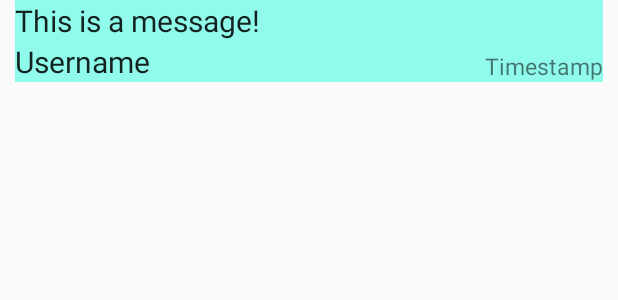
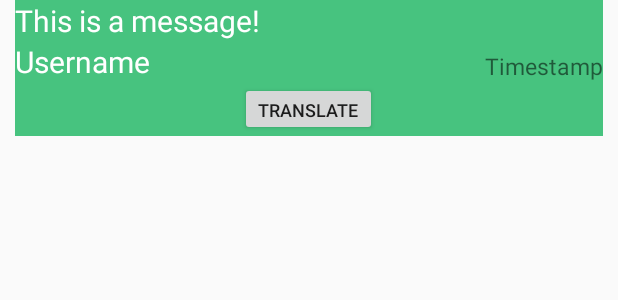
Before and after one commit to KarlMarx4701/Huh, an Android app: the layout message.xml on its own in the app's theme, with its tools: preview values and no code run, on a phone screen of 412 x 824 dp. Shown: the top 300 px of the screen. Run offline under Robolectric (Android 15) with nearby library versions, the light colour scheme and no system bars.

Commit message:
Finished project. Needs refactoring and polishing.

```diff
--- a/app/src/main/java/edu/bklawsonbsu/huh/GroupViewHolder.java
+++ b/app/src/main/java/edu/bklawsonbsu/huh/GroupViewHolder.java
@@ -55,5 +55,4 @@ public class GroupViewHolder extends RecyclerView.ViewHolder{
             groupNameButton.setText("");
         }
     }
-
 }
--- a/app/src/main/res/layout/message.xml
+++ b/app/src/main/res/layout/message.xml
@@ -13,7 +13,8 @@
         android:layout_width="match_parent"
         android:layout_height="match_parent"
         android:layout_weight="0.05"
-        android:background="@color/backgroudMessage">
+        android:background="@color/backgroudMessage"
+        android:id="@+id/messageBackground">
 
         <TextView
             android:layout_width="match_parent"
@@ -23,7 +24,7 @@
             android:text="This is a message!"
             android:textAppearance="@style/TextAppearance.AppCompat.Body1"
             android:textSize="@dimen/messageTextSize"
-            />
+            android:textColor="@color/common_google_signin_btn_text_dark_default" />
 
         <LinearLayout
             android:orientation="horizontal"
@@ -39,7 +40,8 @@
                 android:layout_weight="1"
                 android:textAppearance="@style/TextAppearance.AppCompat"
                 android:textSize="@dimen/messageTextSize"
-                android:gravity="bottom|left" />
+                android:gravity="bottom|left"
+                android:textColor="@color/common_google_signin_btn_text_dark_default" />
 
             <TextView
                 android:text="Timestamp"
@@ -50,7 +52,18 @@
                 android:textAlignment="textEnd"
                 android:textSize="@dimen/messageTimestampSize"
                 android:gravity="bottom|end" />
+
         </LinearLayout>
+
+        <Button
+            android:text="Translate"
+            android:layout_width="wrap_content"
+            android:layout_height="36dp"
+            android:id="@+id/translateButton"
+            android:textAlignment="center"
+            android:layout_gravity="center"
+            android:textSize="12sp" />
+
     </LinearLayout>
 
 </LinearLayout>
--- a/app/src/main/res/layout/message_acitivy.xml
+++ b/app/src/main/res/layout/message_acitivy.xml
@@ -12,13 +12,13 @@
         android:textAlignment="center"
         android:textSize="@dimen/large_text"
         android:background="@color/colorPrimary"
-        />
+        android:textColor="@color/common_google_signin_btn_text_dark_default" />
 
     <android.support.v7.widget.RecyclerView
         android:layout_width="match_parent"
-        android:layout_height="394dp"
+        android:layout_height="match_parent"
         android:id="@+id/messageList"
-        android:layout_weight="1" />
+        android:layout_weight="1.04" />
 
     <LinearLayout
         android:orientation="horizontal"
--- a/app/src/main/res/values/colors.xml
+++ b/app/src/main/res/values/colors.xml
@@ -5,5 +5,5 @@
     <color name="colorAccent">#FF4081</color>
     <color name="whiteText">#FFFFFF</color>
     <color name="backgroundTint">#82ffffff</color>
-    <color name="backgroudMessage">#a557fce3</color>
+    <color name="backgroudMessage">#47c37f</color>
 </resources>
```
Also changed, not shown: app/src/main/java/edu/bklawsonbsu/huh/MessageViewHolder.java (+21 -0 lines), app/src/main/res/layout/activity_group.xml (+17 -16 lines), 1 other file.
